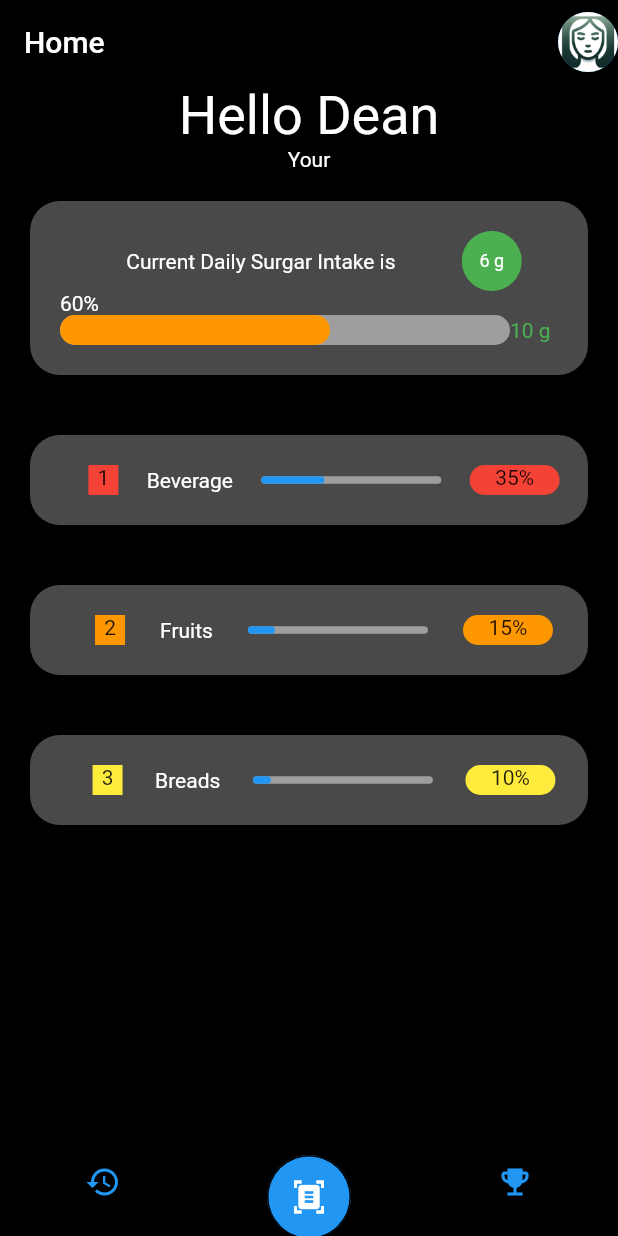
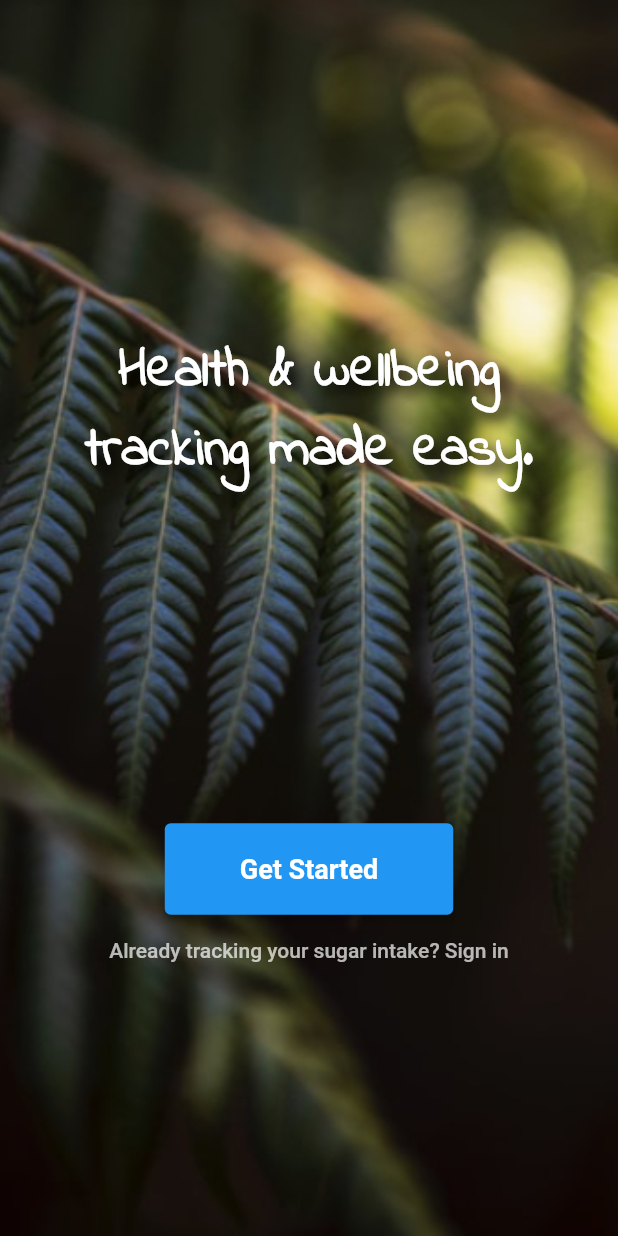
Before and after one commit to UOA-COMPCSI778-LY-2023/sparklingapp, a Flutter app: the screen it shows after launch, on a phone screen of 412 x 824 dp. Run offline on Flutter 3.47's test engine with Material 2 defaults, Android fonts, the phone set to English and light mode, and no system bars; our stand-ins replace camera, dio, image_picker, logger; missing offline and left inert: google_mlkit_barcode_scanning, google_mlkit_commons.

Commit message:
StartPage

```diff
--- a/lib/main.dart
+++ b/lib/main.dart
@@ -14,7 +14,7 @@ class MyApp extends StatelessWidget {
   Widget build(BuildContext context) {
     return MaterialApp(
         // home:Tabs(),
-        initialRoute: '/', //初始化的时候加载的路由
+        initialRoute: '/start', //初始化的时候加载的路由
         onGenerateRoute: onGenerateRoute);
   }
 }
--- /dev/null
+++ b/lib/pages/StartPage.dart
@@ -0,0 +1,109 @@
+import 'package:flutter/material.dart';
+
+import 'NavigatePage.dart';
+
+class StartPage extends StatelessWidget {
+  @override
+  Widget build(BuildContext context) {
+    return Scaffold(
+      body: Container(
+        decoration: const BoxDecoration(
+          image: DecorationImage(
+            image: AssetImage('assets/background.jpg'),
+            fit: BoxFit.cover,
+          ),
+        ),
+        child: Column(
+          mainAxisAlignment: MainAxisAlignment.center,
+          children: <Widget>[
+            const Spacer(flex: 4),
+            // 使用容器包裹文本
+            Container(
+              padding: const EdgeInsets.symmetric(horizontal: 16.0),
+              child: const Column(
+                children: [
+                  Row(
+                    mainAxisAlignment: MainAxisAlignment.center,
+                    children: [
+                      Flexible( // 使用Flexible防止溢出
+                        child: Text(
+                          'Health & wellbeing',
+                          textAlign: TextAlign.center,
+                          style: TextStyle(
+                            color: Colors.white,
+                            fontSize: 36,
+                            fontFamily: 'Indie Flower',
+                            fontWeight: FontWeight.bold,
+                            shadows: [
+                              Shadow(
+                                blurRadius: 10.0,
+                                color: Colors.black,
+                                offset: Offset(5.0, 5.0),
+                              ),
+                            ],
+                          ),
+                        ),
+                      ),
+                    ],
+                  ),
+                  Row(
+                    mainAxisAlignment: MainAxisAlignment.center,
+                    children: [
+                      Flexible( // 使用Flexible防止溢出
+                        child: Text(
+                          'tracking made easy.',
+                          textAlign: TextAlign.center,
+                          style: TextStyle(
+                            color: Colors.white,
+                            fontSize: 36,
+                            fontFamily: 'Indie Flower',
+                            fontWeight: FontWeight.bold,
+                            shadows: [
+                              Shadow(
+                                blurRadius: 10.0,
+                                color: Colors.black,
+                                offset: Offset(5.0, 5.0),
+                              ),
+                            ],
+                          ),
+                        ),
+                      ),
+                    ],
+                  ),
+                ],
+              ),
+            ),
+            const Spacer(flex: 4),
+            ElevatedButton(
+              onPressed: () {
+                Navigator.push(
+                  context,
+                  MaterialPageRoute(builder: (context) => const NavigatePage()),
+                );
+              },
+              style: ElevatedButton.styleFrom(
+                backgroundColor: Colors.blue,
+                foregroundColor: Colors.white,
+                padding:
+                    const EdgeInsets.symmetric(horizontal: 50, vertical: 20),
+                textStyle:
+                    const TextStyle(fontSize: 18, fontWeight: FontWeight.bold),
+              ),
+              child: const Text('Get Started'),
+            ),
+            TextButton(
+              onPressed: () {
+                // Handle sign in
+              },
+              child: const Text(
+                'Already tracking your sugar intake? Sign in',
+                style: TextStyle(color: Colors.white70),
+              ),
+            ),
+            const Spacer(flex: 3),
+          ],
+        ),
+      ),
+    );
+  }
+}
--- a/lib/routes/MainMenu.dart
+++ b/lib/routes/MainMenu.dart
@@ -1,9 +1,11 @@
 import 'package:flutter/material.dart';
+import 'package:sugatiol/pages/StartPage.dart';
 import '../pages/NavigatePage.dart';
 
 final routes = {
   '/': (context) => NavigatePage(),
   '/form': (context) => NavigatePage(),
+  '/start': (context) => StartPage()
 };
 
 var onGenerateRoute = (RouteSettings settings) {
```
Also changed, not shown: pubspec.yaml (+17 -11 lines), assets/background.jpg (added), assets/fonts/IndieFlower-Regular.ttf (added), assets/homepage.jpeg (added).
